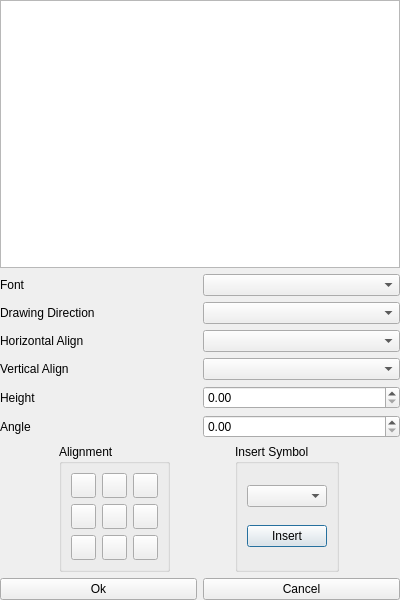
Old version of the form lcUI/dialogs/textdialog.ui in the repository LibreCAD/LibreCAD_3.
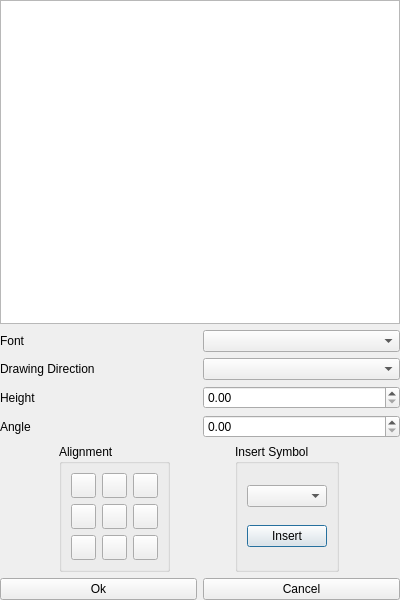
New version of the form. Icons and pictures are not drawn.

Diff of the .ui file:
```diff
--- a/lcUI/dialogs/textdialog.ui
+++ b/lcUI/dialogs/textdialog.ui
@@ -66,34 +66,6 @@
                         </item>
                     </layout>
                 </item>
-                <item>
-                    <layout class="QHBoxLayout" name="horizontalLayout_2">
-                        <item>
-                            <widget class="QLabel" name="label_2">
-                                <property name="text">
-                                    <string>Horizontal Align</string>
-                                </property>
-                            </widget>
-                        </item>
-                        <item>
-                            <widget class="QComboBox" name="comboBox_2"/>
-                        </item>
-                    </layout>
-                </item>
-                <item>
-                    <layout class="QHBoxLayout" name="horizontalLayout_3">
-                        <item>
-                            <widget class="QLabel" name="label_3">
-                                <property name="text">
-                                    <string>Vertical Align</string>
-                                </property>
-                            </widget>
-                        </item>
-                        <item>
-                            <widget class="QComboBox" name="comboBox_3"/>
-                        </item>
-                    </layout>
-                </item>
                 <item>
                     <layout class="QHBoxLayout" name="horizontalLayout_4">
                         <item>
```
